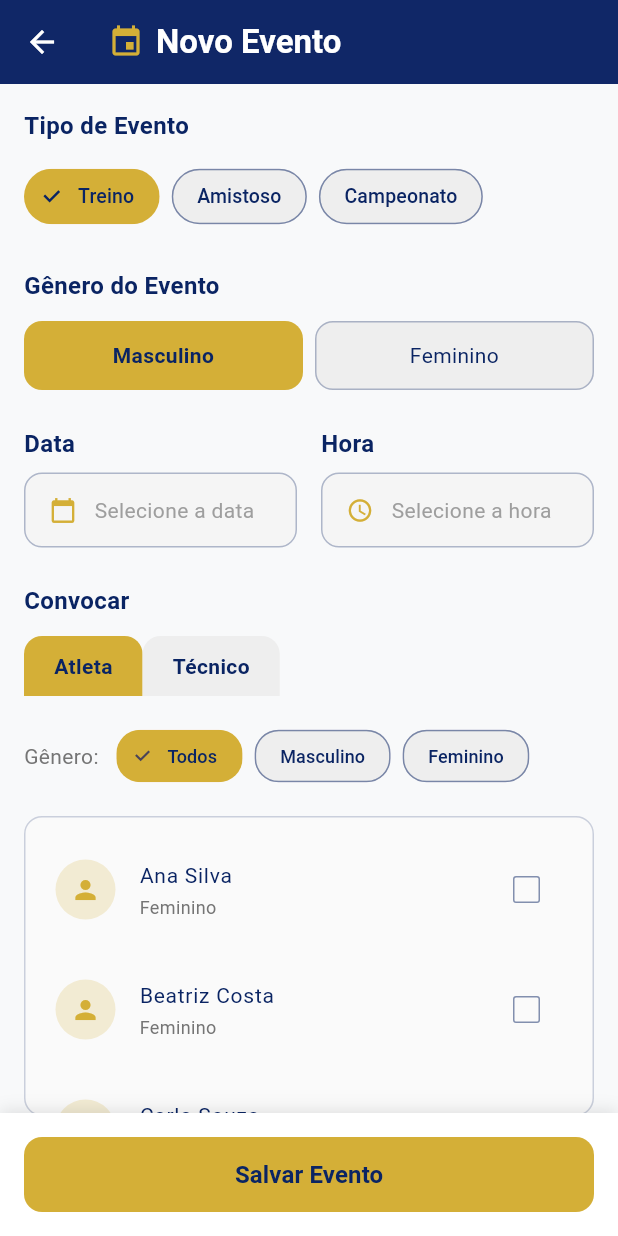
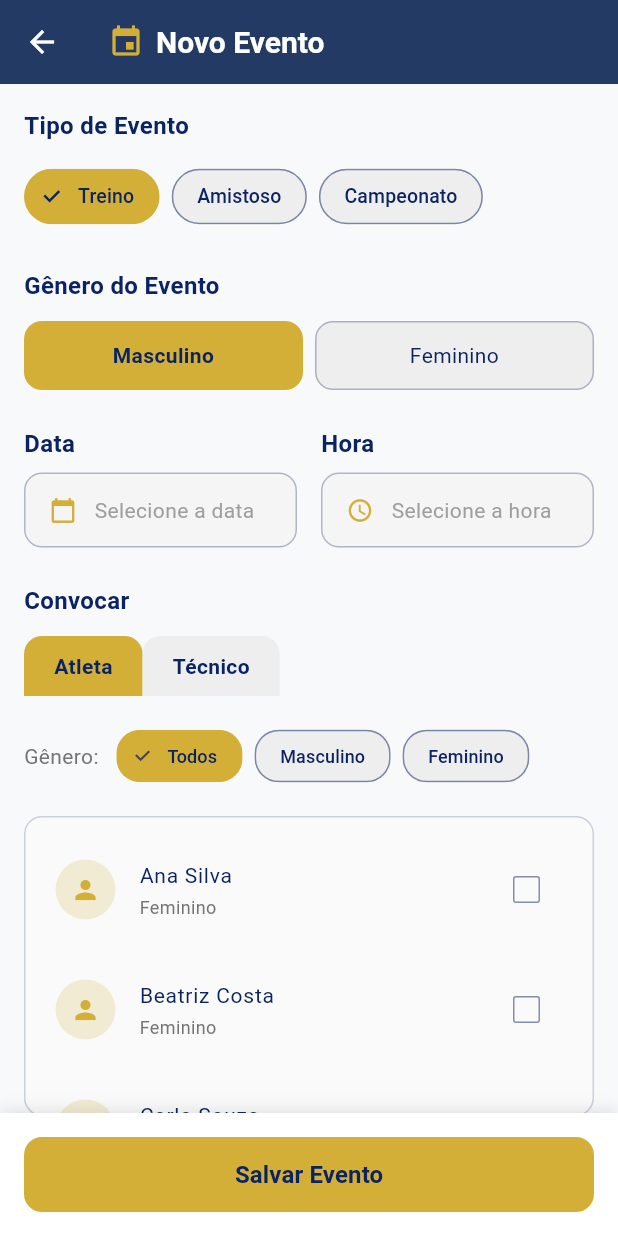
Before and after one commit to assantos31-lang/olympus_voleibol-, a Flutter app: the AddEventPage screen opened directly, on a phone screen of 412 x 824 dp. Run offline on Flutter 3.47's test engine with Material 3 defaults, Android fonts, the phone set to English and light mode, and no system bars; our stand-ins replace flutter_masked_text2, geolocator, image_picker, supabase_flutter; accounts and stored records are empty.

Commit message:
Minha Agenda ADMIN 100%

```diff
--- a/lib/pages/add_event_page.dart
+++ b/lib/pages/add_event_page.dart
@@ -46,6 +46,7 @@ class _AddEventPageState extends State<AddEventPage> {
   String _setsFormat = '1 Set';
   final List<String> _selectedAthletes = [];
   final List<String> _selectedTechnicians = [];
+
   bool _isSearchingCep = false;
   bool _enableCheckIn = false;
   bool _isSaving = false;
@@ -149,6 +150,7 @@ class _AddEventPageState extends State<AddEventPage> {
           .from('profiles')
           .select('id, full_name, user_type')
           .eq('user_type', 'coach');
+
       final athletesList = athletesResponse.map<Map<String, String>>((p) {
         return {
           'uid': p['id']?.toString() ?? '',
@@ -156,6 +158,7 @@ class _AddEventPageState extends State<AddEventPage> {
           'genero': 'Masculino',
         };
       }).toList();
+
       final techniciansList = coachesResponse.map<Map<String, String>>((p) {
         return {
           'uid': p['id']?.toString() ?? '',
@@ -163,6 +166,7 @@ class _AddEventPageState extends State<AddEventPage> {
           'especialidade': 'Técnico',
         };
       }).toList();
+
       if (mounted) {
         setState(() {
           _athletesFromSupabase = athletesList;
@@ -412,6 +416,7 @@ class _AddEventPageState extends State<AddEventPage> {
         _showError('Usuário não autenticado');
         return;
       }
+
       final eventData = {
         'user_id': user.id,
         'event_name': _opponentController.text.isNotEmpty
@@ -430,6 +435,7 @@ class _AddEventPageState extends State<AddEventPage> {
         'allow_checkin': _enableCheckIn,
         'gender': _generoEvento, // ✅ ADICIONADO: Gênero do evento
       };
+
       dynamic response;
       if (_isEditing && _eventId != null) {
         response = await supabase
@@ -441,14 +447,18 @@ class _AddEventPageState extends State<AddEventPage> {
         eventData['created_at'] = DateTime.now().toIso8601String();
         response = await supabase.from('events').insert(eventData).select();
       }
+
       if (response.isEmpty) {
         throw Exception(
             'Falha ao ${_isEditing ? 'atualizar' : 'criar'} evento');
       }
+
       final eventId = response[0]['id'];
+
       if (_isEditing) {
         await supabase.from('convocations').delete().eq('event_id', eventId);
       }
+
       if (_selectedAthletes.isNotEmpty) {
         final athleteConvocations = <Map<String, dynamic>>[];
         for (var athleteName in _selectedAthletes) {
@@ -468,6 +478,7 @@ class _AddEventPageState extends State<AddEventPage> {
           await supabase.from('convocations').insert(athleteConvocations);
         }
       }
+
       if (_selectedTechnicians.isNotEmpty) {
         final technicianConvocations = <Map<String, dynamic>>[];
         for (var techName in _selectedTechnicians) {
@@ -487,10 +498,12 @@ class _AddEventPageState extends State<AddEventPage> {
           await supabase.from('convocations').insert(technicianConvocations);
         }
       }
+
       if (mounted) {
         setState(() => _isSaving = false);
       }
       if (!mounted) return;
+
       final totalConvocados =
           _selectedAthletes.length + _selectedTechnicians.length;
       _showSuccess(
@@ -520,12 +533,16 @@ class _AddEventPageState extends State<AddEventPage> {
             SizedBox(width: 8),
             Text(
               'Novo Evento',
-              style:
-                  TextStyle(fontWeight: FontWeight.bold, color: Colors.white),
+              style: TextStyle(
+                fontWeight: FontWeight.bold,
+                color: Colors.white,
+                fontFamily: 'Roboto',
+                fontSize: 20,
+              ),
             ),
           ],
         ),
-        backgroundColor: cardColor,
+        backgroundColor: const Color(0xFF1E3A5F),
         foregroundColor: Colors.white,
         elevation: 2,
       ),
```
